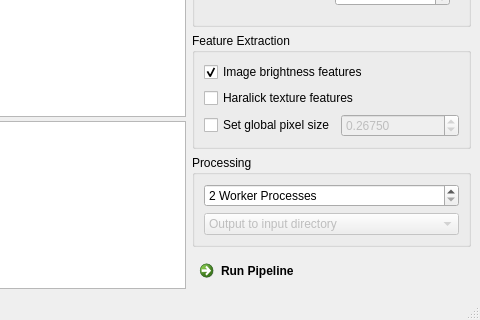
Above: chipstream/gui/main_window.ui from DC-analysis/ChipStream before the change; both pictures show x 928 to 1408 and y 434 to 754 of the 1408 by 754 pixel window. Below: the same form after it.
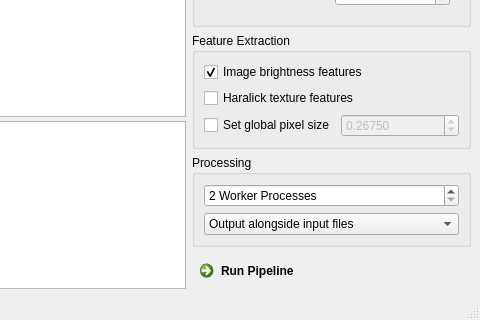
That is the form after the change. Custom widgets are drawn as their Qt base class.

Commit message: feat: allow to specify an output directory in the GUI (close #3)

The edit to the form file:
```diff
--- a/chipstream/gui/main_window.ui
+++ b/chipstream/gui/main_window.ui
@@ -296,13 +296,10 @@
            </widget>
           </item>
           <item>
-           <widget class="QComboBox" name="comboBox">
-            <property name="enabled">
-             <bool>false</bool>
-            </property>
+           <widget class="QComboBox" name="comboBox_output">
             <item>
              <property name="text">
-              <string>Output to input directory</string>
+              <string>Output alongside input files</string>
              </property>
             </item>
             <item>
```
The commit also changes 2 other files.
